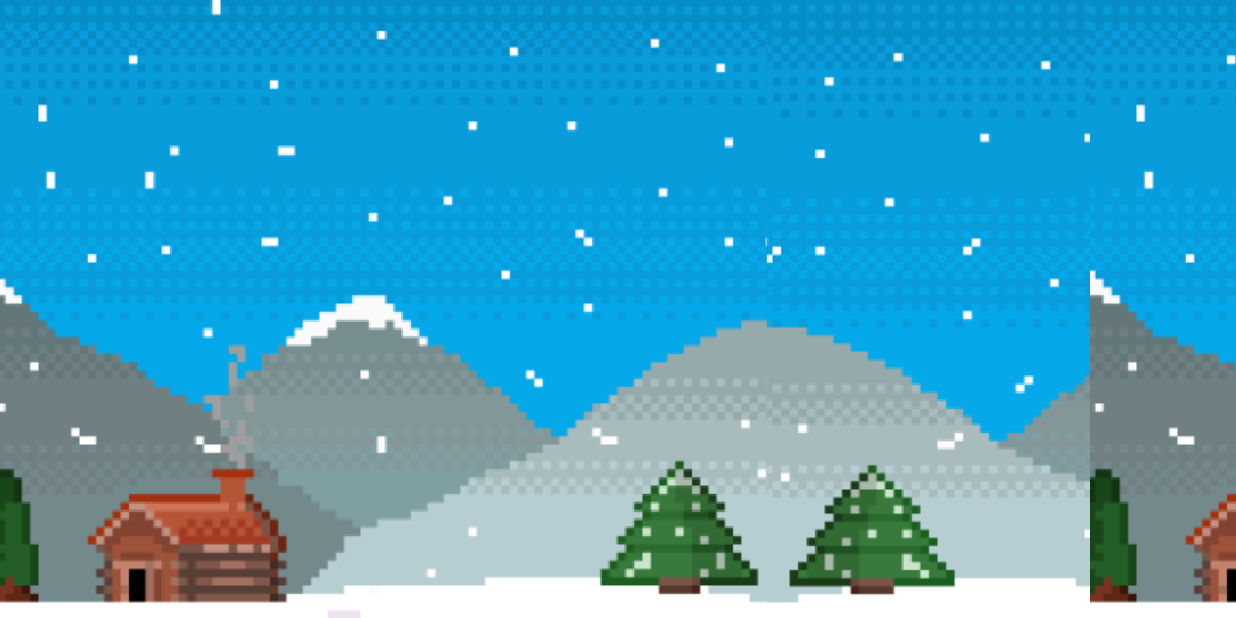
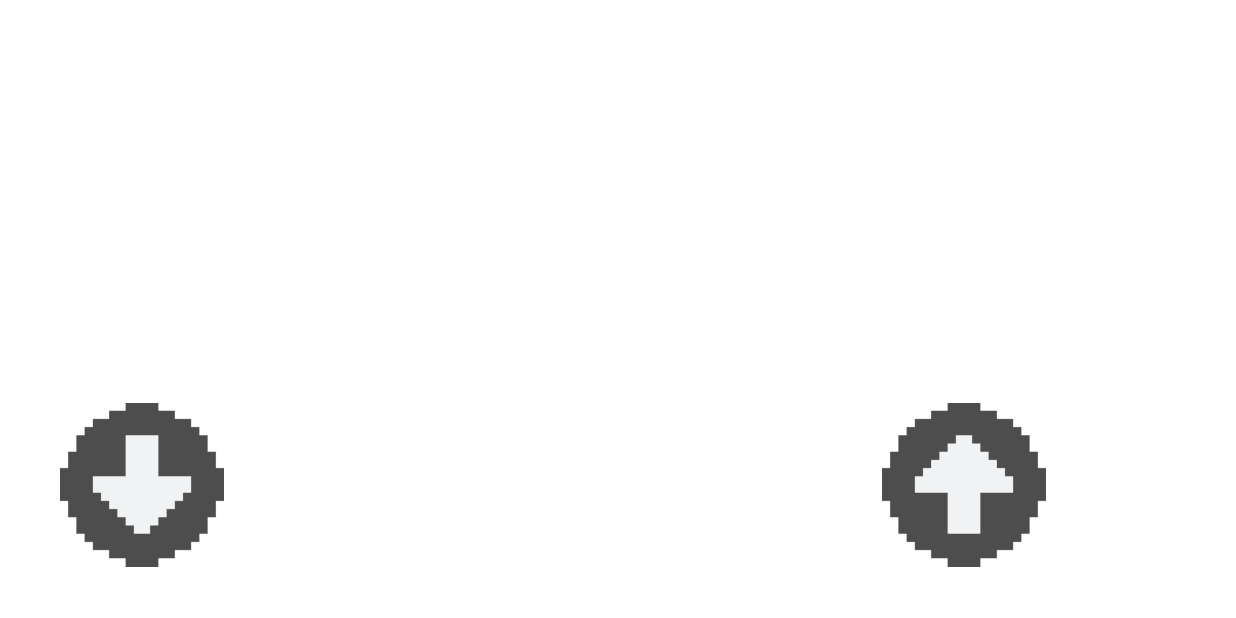
Before and after one commit to MaitaneG/SuperNahii, an Android app: the Jokua screen opened directly, with no data from a screen before it, on a phone screen of 824 x 412 dp (held sideways). Run offline under Robolectric (Android 15) with nearby library versions, the phone set to English and light mode, and no system bars.

Commit message:
Aldaketak egiten

```diff
--- a/SuperNaaahiGame/app/src/main/java/com/example/supernaaahigame/objects/Reindeer.java
+++ b/SuperNaaahiGame/app/src/main/java/com/example/supernaaahigame/objects/Reindeer.java
@@ -1,25 +1,30 @@
 package com.example.supernaaahigame.objects;
 
-import android.widget.ImageView;
+import android.graphics.Bitmap;
+import android.graphics.BitmapFactory;
+
+import com.example.supernaaahigame.R;
 
 public class Reindeer {
-    private ImageView argazkia;
+    private Bitmap argazkia;
     private int x;
     private int y;
     private int width;
     private int height;
 
-    public Reindeer(ImageView argazkia, int x, int y) {
-        this.argazkia = argazkia;
-        this.x = x;
-        this.y = y;
+    public Reindeer(Bitmap argazkia, int width, int height, int x, int y) {
+        this.argazkia= argazkia;
+        this.width=width;
+        this.height=height;
+        this.x=x;
+        this.y=y;
     }
 
-    public ImageView getArgazkia() {
+    public Bitmap getArgazkia() {
         return argazkia;
     }
 
-    public void setArgazkia(ImageView argazkia) {
+    public void setArgazkia(Bitmap argazkia) {
         this.argazkia = argazkia;
     }
 
@@ -28,7 +33,7 @@ public class Reindeer {
     }
 
     public void setX(int x) {
-        this.x = x;
+        this.x = x + 10;
     }
 
     public int getY() {
@@ -38,4 +43,20 @@ public class Reindeer {
     public void setY(int y) {
         this.y = y;
     }
+
+    public int getWidth() {
+        return width;
+    }
+
+    public void setWidth(int width) {
+        this.width = width;
+    }
+
+    public int getHeight() {
+        return height;
+    }
+
+    public void setHeight(int height) {
+        this.height = height;
+    }
 }
--- a/SuperNaaahiGame/app/src/main/java/com/example/supernaaahigame/view/Jokua.java
+++ b/SuperNaaahiGame/app/src/main/java/com/example/supernaaahigame/view/Jokua.java
@@ -3,12 +3,18 @@ package com.example.supernaaahigame.view;
 import androidx.appcompat.app.AppCompatActivity;
 
 import android.os.Bundle;
+import android.view.View;
 import android.view.Window;
 import android.view.WindowManager;
+import android.widget.ImageButton;
 
 import com.example.supernaaahigame.R;
 
 public class Jokua extends AppCompatActivity {
+
+    private ImageButton igoBotoia;
+    private ImageButton jaitsiBotoia;
+    private View view;
 
     @Override
     protected void onCreate(Bundle savedInstanceState) {
@@ -16,7 +22,12 @@ public class Jokua extends AppCompatActivity {
 
         this.requestWindowFeature(Window.FEATURE_NO_TITLE);
         this.getWindow().setFlags(WindowManager.LayoutParams.FLAG_FULLSCREEN, WindowManager.LayoutParams.FLAG_FULLSCREEN);
+        // new JokuaView(this)
+        setContentView(R.layout.activity_jokua);
 
-        setContentView(new JokuaView(this));
+        //Botoiak kargatu
+        igoBotoia=findViewById(R.id.imageButtonIgo);
+        jaitsiBotoia=findViewById(R.id.imageButtonJaitsi);
+         view = new JokuaView(this);
     }
 }
--- a/SuperNaaahiGame/app/src/main/java/com/example/supernaaahigame/view/JokuaView.java
+++ b/SuperNaaahiGame/app/src/main/java/com/example/supernaaahigame/view/JokuaView.java
@@ -9,25 +9,34 @@ import android.graphics.Point;
 import android.view.Display;
 import android.view.View;
 import android.os.Handler;
+import android.widget.ImageButton;
 
 import com.example.supernaaahigame.R;
+import com.example.supernaaahigame.objects.Reindeer;
 
 
 public class JokuaView extends View {
 
     private int screenWidth, screenHeight, newWidth, newHeight;
     private Bitmap mapa;
-    private Bitmap reno;
+    private Bitmap mapaAldatuta;
+    private Bitmap renoArgazkia;
+    private Reindeer reno;
 
     private int mapaX = 0;
     private Handler handler;
     private Runnable runnable;
     private final long UPDATE_MILLIS = 30;
 
+    private int i=0;
+
 
     public JokuaView(Context context) {
         super(context);
-        mapa = BitmapFactory.decodeResource(getResources(), R.drawable.fondo_hasiera);
+
+        // Mapak kargatu
+        mapa = BitmapFactory.decodeResource(getResources(), R.drawable.fondo_lehenego_posizioa);
+        mapaAldatuta = BitmapFactory.decodeResource(getResources(), R.drawable.fondo_bigarren_posizioa);
         Display display = ((Activity) getContext()).getWindowManager().getDefaultDisplay();
 
         Point size = new Point();
@@ -43,6 +52,7 @@ public class JokuaView extends View {
         newWidth = (int) (ratio * screenHeight);
 
         mapa = Bitmap.createScaledBitmap(mapa, newWidth, newHeight, false);
+        mapaAldatuta = Bitmap.createScaledBitmap(mapaAldatuta, newWidth, newHeight, false);
 
         handler = new Handler();
 
@@ -52,21 +62,33 @@ public class JokuaView extends View {
                 invalidate();
             }
         };
+
+        // Oreina kargatu
+        renoArgazkia=BitmapFactory.decodeResource(getResources(),R.drawable.reno_andando);
+        reno= new Reindeer(renoArgazkia,400, 400, 100,690);
+        renoArgazkia = Bitmap.createScaledBitmap(renoArgazkia, reno.getWidth(), reno.getHeight(), false);
     }
 
     @Override
     protected void onDraw(Canvas canvas) {
         super.onDraw(canvas);
-        mapaX -= 2;
+        mapaX -= (2);
 
-        if (mapaX < -newWidth) {
+        if (mapaX < - newWidth) {
             mapaX = 0;
         }
         canvas.drawBitmap(mapa, mapaX, 0, null);
 
         if (mapaX < screenWidth - newWidth) {
-            canvas.drawBitmap(mapa, mapaX + newWidth, 0, null);
+            if(i==0){
+                canvas.drawBitmap(mapa, mapaX + newWidth, 0, null);
+            }else{
+                canvas.drawBitmap(mapaAldatuta, mapaX + newWidth, 0, null);
+            }
+            i++;
         }
         handler.postDelayed(runnable, UPDATE_MILLIS);
+
+        canvas.drawBitmap(renoArgazkia, reno.getX(), reno.getY(), null);
     }
 }
--- a/SuperNaaahiGame/app/src/main/res/layout/activity_jokua.xml
+++ b/SuperNaaahiGame/app/src/main/res/layout/activity_jokua.xml
@@ -4,4 +4,37 @@
     xmlns:tools="http://schemas.android.com/tools"
     android:layout_width="match_parent"
     android:layout_height="match_parent"
-    tools:context=".view.Jokua"/>
+    tools:context=".view.Jokua">
+
+    <ImageButton
+        android:id="@+id/imageButtonIgo"
+        android:layout_width="109dp"
+        android:layout_height="110dp"
+        android:layout_marginStart="588dp"
+        android:layout_marginTop="268dp"
+        android:backgroundTint="@color/kolorea"
+        android:paddingLeft="0dp"
+        android:paddingTop="0dp"
+        android:paddingRight="0dp"
+        android:paddingBottom="0dp"
+        android:scaleType="fitCenter"
+        app:layout_constraintStart_toStartOf="parent"
+        app:layout_constraintTop_toTopOf="parent"
+        app:srcCompat="@drawable/igo_botoia_o" />
+
+    <ImageButton
+        android:id="@+id/imageButtonJaitsi"
+        android:layout_width="109dp"
+        android:layout_height="110dp"
+        android:layout_marginStart="40dp"
+        android:layout_marginTop="268dp"
+        android:backgroundTint="@color/kolorea"
+        android:paddingLeft="0dp"
+        android:paddingTop="0dp"
+        android:paddingRight="0dp"
+        android:paddingBottom="0dp"
+        android:scaleType="fitCenter"
+        app:layout_constraintStart_toStartOf="parent"
+        app:layout_constraintTop_toTopOf="parent"
+        app:srcCompat="@drawable/jaitsi_botoia_o" />
+</androidx.constraintlayout.widget.ConstraintLayout>
--- a/SuperNaaahiGame/app/src/main/res/values/colors.xml
+++ b/SuperNaaahiGame/app/src/main/res/values/colors.xml
@@ -7,4 +7,5 @@
     <color name="teal_700">#FF018786</color>
     <color name="black">#FF000000</color>
     <color name="white">#FFFFFFFF</color>
+    <color name="kolorea">#00FFFFFF</color>
 </resources>
```
Also changed, not shown: SuperNaaahiGame/app/src/main/res/drawable/fondo_bigarren_posizioa.png (added), SuperNaaahiGame/app/src/main/res/drawable/fondo_lehenego_posizioa.png (added), SuperNaaahiGame/app/src/main/res/drawable/igo_botoia_o.png (added), SuperNaaahiGame/app/src/main/res/drawable/jaitsi_botoia_o.png (added), SuperNaaahiGame/app/src/main/res/drawable/reno_andando.png (added).
